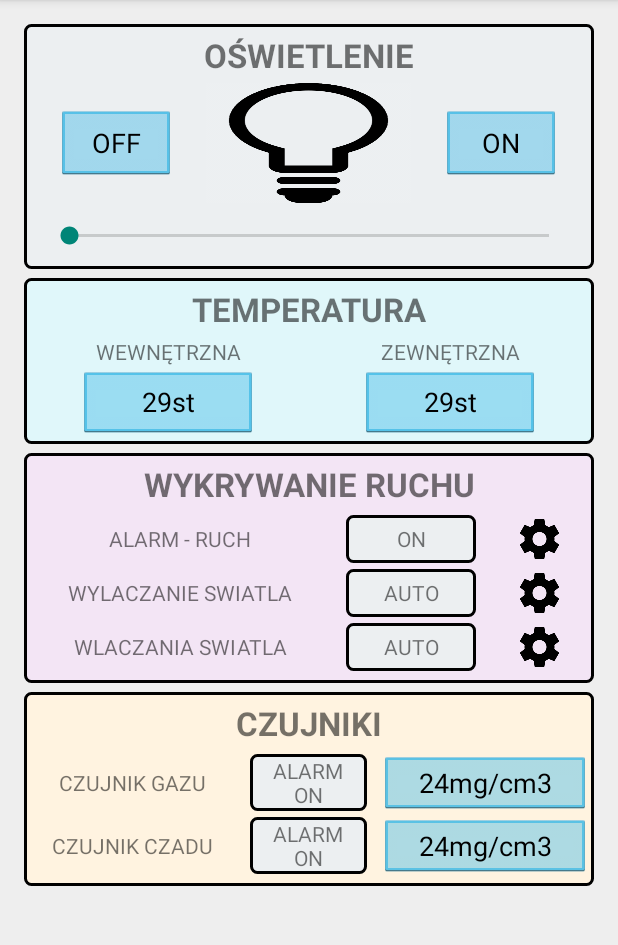
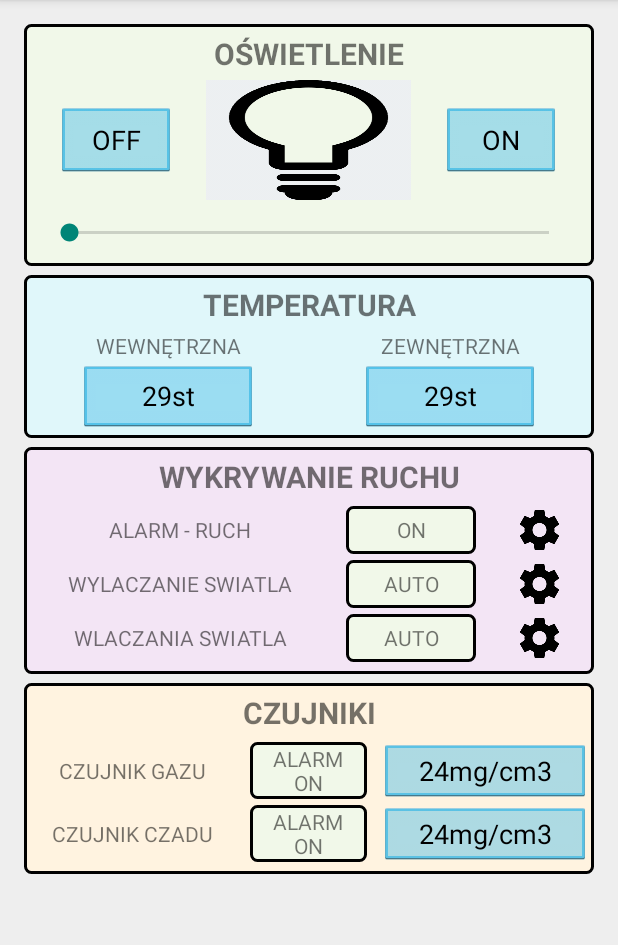
Before and after one commit to christopher2012/HomeControlAndroid, an Android app: the screen it shows after launch (MainActivity), on a phone screen of 412 x 824 dp, the part 84-1029 px from its top. Run offline under Robolectric (Android 15) with nearby library versions, the phone set to English and light mode, and no system bars; our stand-ins replace ButterKnife; libraries missing offline, so code that uses them is left out: com.loopj.android, cz.msebera.android; 2 statements that could not run were skipped.

Commit message:
Change text size of segment title.

```diff
--- a/app/src/main/res/drawable/background_light_segment.xml
+++ b/app/src/main/res/drawable/background_light_segment.xml
@@ -10,7 +10,7 @@
                 android:width="2dp"
                 android:color="@android:color/black" />
             <solid
-                android:color="#ECEFF1"/>
+                android:color="#F1F8E9"/>
 
         </shape>
     </item>
--- a/app/src/main/res/layout/fragment_main_panel.xml
+++ b/app/src/main/res/layout/fragment_main_panel.xml
@@ -7,14 +7,14 @@
     android:background="#EEEEEE">
 
     <ScrollView
-        android:paddingBottom="@dimen/activity_vertical_margin"
-        android:paddingLeft="@dimen/activity_horizontal_margin"
-        android:paddingRight="@dimen/activity_horizontal_margin"
-        android:paddingTop="@dimen/activity_vertical_margin"
         android:layout_width="match_parent"
         android:layout_height="match_parent">
 
         <LinearLayout
+            android:paddingBottom="@dimen/activity_vertical_margin"
+            android:paddingLeft="@dimen/activity_horizontal_margin"
+            android:paddingRight="@dimen/activity_horizontal_margin"
+            android:paddingTop="@dimen/activity_vertical_margin"
             android:layout_width="match_parent"
             android:layout_height="match_parent"
             android:orientation="vertical">
@@ -36,7 +36,7 @@
                         android:gravity="center"
                         android:padding="4dp"
                         android:text="@string/light_title_activity_main"
-                        android:textSize="22dp"
+                        android:textSize="@dimen/title_segment_size"
                         android:textStyle="bold" />
 
                 </FrameLayout>
@@ -121,7 +121,7 @@
                     android:gravity="center"
                     android:padding="4dp"
                     android:text="@string/temperature_panel_fragment"
-                    android:textSize="22dp"
+                    android:textSize="@dimen/title_segment_size"
                     android:textStyle="bold" />
 
                 <LinearLayout
@@ -203,7 +203,7 @@
                     android:gravity="center"
                     android:padding="4dp"
                     android:text="@string/movement_panel_fragment"
-                    android:textSize="22dp"
+                    android:textSize="@dimen/title_segment_size"
                     android:textStyle="bold" />
 
                 <LinearLayout
@@ -368,7 +368,7 @@
                     android:gravity="center"
                     android:padding="4dp"
                     android:text="@string/sensors_panel_fragment"
-                    android:textSize="22dp"
+                    android:textSize="@dimen/title_segment_size"
                     android:textStyle="bold" />
 
                 <LinearLayout
--- a/app/src/main/res/values/dimens.xml
+++ b/app/src/main/res/values/dimens.xml
@@ -2,5 +2,5 @@
     <!-- Default screen margins, per the Android Design guidelines. -->
     <dimen name="activity_horizontal_margin">16dp</dimen>
     <dimen name="activity_vertical_margin">16dp</dimen>
-    <dimen name="title_segment_size"></dimen>
+    <dimen name="title_segment_size">20sp</dimen>
 </resources>
```
